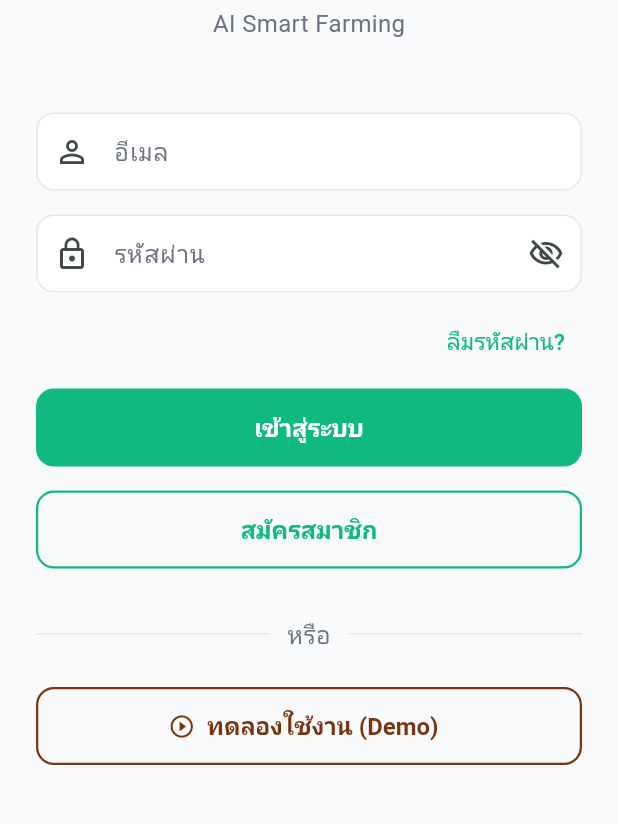
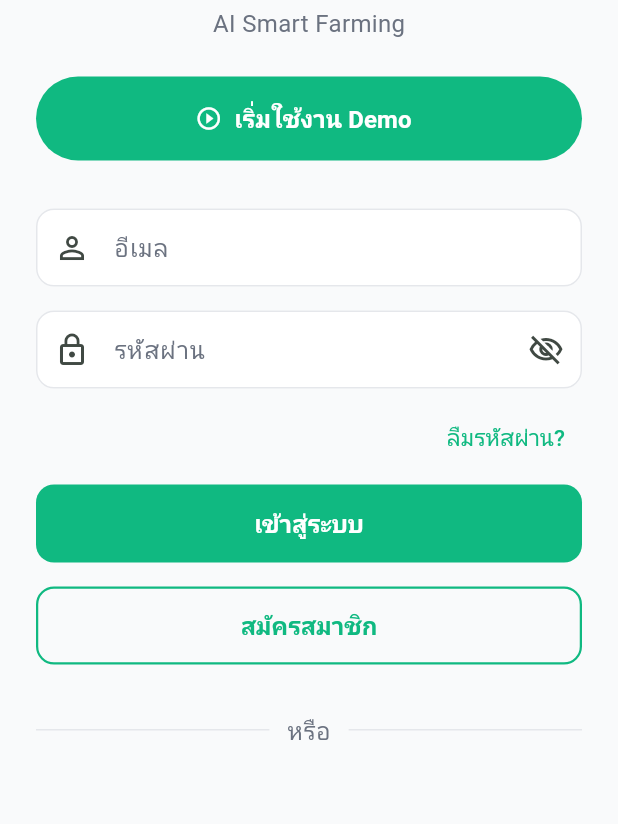
Before and after one commit to tanth123-h/argi, a Flutter app: the screen it shows after launch, on a phone screen of 412 x 824 dp, the part 288-1112 px from its top. Run offline on Flutter 3.47's test engine with Material 3 defaults, Android fonts, the phone set to English and light mode, and no system bars; our stand-ins replace equatable, fl_chart, flutter_map, flutter_riverpod, geolocator, go_router and 5 more; missing offline and left inert: mqtt_client; accounts and stored records are empty; generated files the repository leaves out were written again.

Commit message:
feat: add primary demo entry button

```diff
--- a/lib/features/auth/presentation/screens/login_screen.dart
+++ b/lib/features/auth/presentation/screens/login_screen.dart
@@ -121,7 +121,17 @@ class _LoginScreenState extends ConsumerState<LoginScreen> {
                 'AI Smart Farming',
                 style: Theme.of(ctx).textTheme.bodyMedium,
               ),
-              const SizedBox(height: 48),
+              const SizedBox(height: 24),
+              SizedBox(
+                width: double.infinity,
+                height: 56,
+                child: FilledButton.icon(
+                  onPressed: () => ctx.push('/demo-preset'),
+                  icon: const Icon(Icons.play_circle_outline),
+                  label: const Text('เริ่มใช้งาน Demo'),
+                ),
+              ),
+              const SizedBox(height: 32),
 
               // Login form
               Form(
@@ -255,23 +265,6 @@ class _LoginScreenState extends ConsumerState<LoginScreen> {
               ),
               const SizedBox(height: 24),
 
-              // Demo mode CTA — large, accessible
-              SizedBox(
-                width: double.infinity,
-                height: 52,
-                child: OutlinedButton.icon(
-                  onPressed: () => ctx.push('/demo-preset'),
-                  icon: const Icon(Icons.play_circle_outline),
-                  label: const Text('ทดลองใช้งาน (Demo)'),
-                  style: OutlinedButton.styleFrom(
-                    foregroundColor: AppTheme.secondaryBrown,
-                    side: const BorderSide(
-                      color: AppTheme.secondaryBrown,
-                      width: 1.5,
-                    ),
-                  ),
-                ),
-              ),
             ],
           ),
         ),
```
Also changed, not shown: 1 other file.
